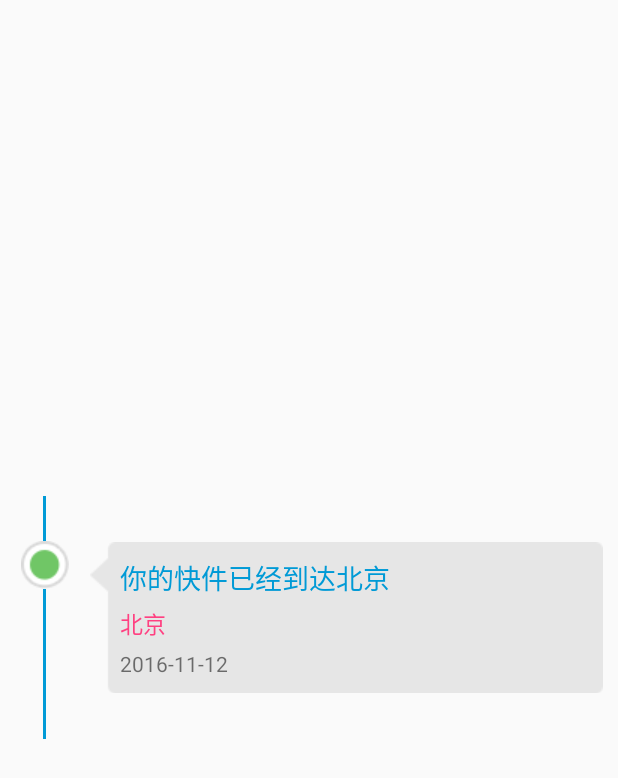
After one commit to cytcool/SmartButler1, an Android app: the layout layout_conrier_item.xml on its own in the app's theme, with its tools: preview values and no code run, on a phone screen of 412 x 824 dp. The commit adds this screen. Shown: the top 778 px of the screen. Run offline under Robolectric (Android 15) with nearby library versions, the phone set to English and light mode, and no system bars; Roboto replaces fonts that are not available here.

Commit message:
物流查询 完善

```diff
--- a/app/src/main/AndroidManifest.xml
+++ b/app/src/main/AndroidManifest.xml
@@ -50,6 +50,8 @@
 
         <activity android:name=".ui.ForgetPasswordActivity"/>
 
+        <activity android:name=".ui.CourierActivity"/>
+
     </application>
 
 </manifest>
--- a/app/src/main/res/layout/activity_courier.xml
+++ b/app/src/main/res/layout/activity_courier.xml
@@ -11,7 +11,7 @@
         android:layout_width="match_parent"
         android:layout_height="wrap_content"
         android:hint="@string/text_courier_company"
-        android:text="zto"/>
+        android:text="ems"/>
 
 
     <EditText
@@ -19,7 +19,7 @@
         android:layout_width="match_parent"
         android:layout_height="wrap_content"
         android:hint="@string/text_courier_number"
-        android:text="416688878066"/>
+        android:text="1186465887499"/>
 
     <Button
         android:id="@+id/btn_get_courier"
@@ -30,6 +30,7 @@
         android:textColor="@android:color/white"/>
 
     <ListView
+        android:scrollbars="none"
         android:id="@+id/mListView"
         android:layout_width="match_parent"
         android:layout_height="0dp"
--- /dev/null
+++ b/app/src/main/res/layout/layout_conrier_item.xml
@@ -0,0 +1,70 @@
+<?xml version="1.0" encoding="utf-8"?>
+<LinearLayout
+    xmlns:android="http://schemas.android.com/apk/res/android"
+    android:layout_width="match_parent"
+    android:layout_height="match_parent"
+    android:gravity="center_vertical"
+    android:orientation="horizontal">
+
+    <LinearLayout
+        android:layout_width="60dp"
+        android:layout_height="wrap_content"
+        android:gravity="center_horizontal"
+        android:orientation="vertical">
+
+        <View
+            android:layout_width="2dp"
+            android:layout_height="30dp"
+            android:background="@color/colorPrimary"/>
+
+        <ImageView
+            android:layout_width="wrap_content"
+            android:layout_height="wrap_content"
+            android:src="@drawable/timeline_green"/>
+
+        <View
+            android:layout_width="2dp"
+            android:layout_height="100dp"
+            android:background="@color/colorPrimary"/>
+
+    </LinearLayout>
+
+    <LinearLayout
+        android:layout_width="0dp"
+        android:layout_height="wrap_content"
+        android:layout_marginRight="10dp"
+        android:layout_weight="1"
+        android:background="@drawable/timeline_content"
+        android:orientation="vertical"
+        android:padding="10dp">
+
+        <TextView
+            android:id="@+id/tv_remark"
+            android:layout_width="wrap_content"
+            android:layout_height="wrap_content"
+            android:paddingLeft="10dp"
+            android:text="你的快件已经到达北京"
+            android:textColor="@color/colorPrimary"
+            android:textSize="18sp"/>
+
+        <TextView
+            android:id="@+id/tv_zone"
+            android:layout_width="wrap_content"
+            android:layout_height="wrap_content"
+            android:layout_marginBottom="5dp"
+            android:layout_marginTop="5dp"
+            android:paddingLeft="10dp"
+            android:text="北京"
+            android:textColor="@color/colorAccent"
+            android:textSize="15sp"/>
+
+        <TextView
+            android:id="@+id/tv_datetime"
+            android:layout_width="wrap_content"
+            android:layout_height="wrap_content"
+            android:paddingLeft="10dp"
+            android:text="2016-11-12"/>
+
+    </LinearLayout>
+
+</LinearLayout>
```
Also changed, not shown: app/src/main/java/com/atguigu/smartbutler1/adapter/CounrierAdapter.java (added, +85 -0 lines), app/src/main/java/com/atguigu/smartbutler1/entity/CourierData.java (added, +48 -0 lines), app/src/main/java/com/atguigu/smartbutler1/ui/CourierActivity.java (+42 -6 lines).
